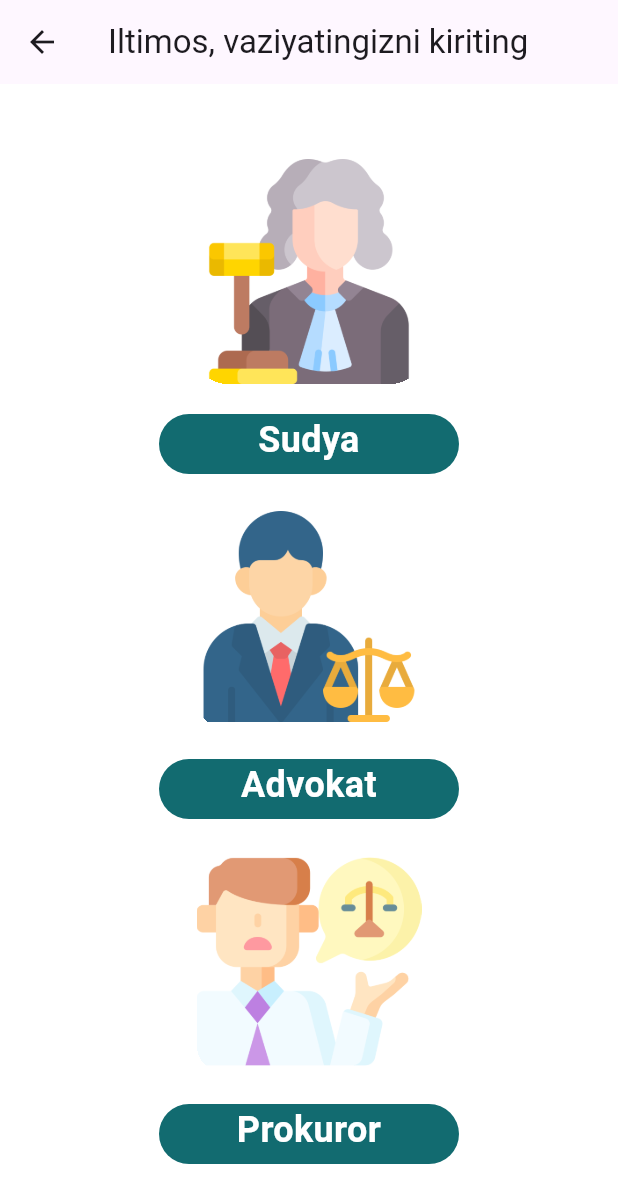
After one commit to Primberdiyev/Men-Fuqoro-AI-Winners, a Flutter app: the AttendSud screen opened by its route, on a phone screen of 412 x 824 dp. The commit adds this screen. Shown: the top 1203 px of the screen. Run offline on Flutter 3.47's test engine with Material 3 defaults, Android fonts, the phone set to English and light mode, and no system bars; our stand-ins replace cloud_firestore, firebase_core, flutter_svg, google_generative_ai, hive, hive_flutter; missing offline and left inert: string_similarity; accounts and stored records are empty; project files that could hold a hidden picture were left out.

Commit message:
problem of sud page is solved

```diff
--- /dev/null
+++ b/lib/features/main/pages/attend_sud.dart
@@ -0,0 +1,135 @@
+import 'package:flutter/material.dart';
+import 'package:men_fuqoro_ai/features/routes/route_names.dart';
+import 'package:men_fuqoro_ai/features/utils/app_colors.dart';
+import 'package:men_fuqoro_ai/features/utils/app_images.dart';
+
+class AttendSud extends StatelessWidget {
+  const AttendSud({super.key});
+
+  @override
+  Widget build(BuildContext context) {
+    return Scaffold(
+      appBar: AppBar(
+        title: Text('Iltimos, vaziyatingizni kiriting'),
+      ),
+      body: Center(
+        child: Column(
+          crossAxisAlignment: CrossAxisAlignment.center,
+          children: [
+            SizedBox(
+              height: 30,
+            ),
+            Container(
+              height: 150,
+              width: 150,
+              clipBehavior: Clip.hardEdge,
+              margin: EdgeInsets.symmetric(horizontal: 100, vertical: 20),
+              decoration: BoxDecoration(
+                borderRadius: BorderRadius.circular(20),
+              ),
+              child: Image.asset(
+                AppImages.judge,
+                fit: BoxFit.fill,
+                alignment: Alignment.center,
+              ),
+            ),
+            GestureDetector(
+              onTap: () {
+                Navigator.pushNamed(context, RouteNames.sud);
+              },
+              child: Container(
+                height: 40,
+                width: 200,
+                decoration: BoxDecoration(
+                  color: AppColors.mainColor,
+                  borderRadius: BorderRadius.circular(20),
+                ),
+                child: Text(
+                  'Sudya',
+                  textAlign: TextAlign.center,
+                  style: TextStyle(
+                      fontSize: 24,
+                      fontWeight: FontWeight.bold,
+                      color: AppColors.white),
+                ),
+              ),
+            ),
+            Container(
+              height: 150,
+              width: 150,
+              clipBehavior: Clip.hardEdge,
+              margin: EdgeInsets.symmetric(horizontal: 100, vertical: 20),
+              decoration: BoxDecoration(
+                borderRadius: BorderRadius.circular(20),
+              ),
+              child: Image.asset(
+                AppImages.oqlovchi,
+                fit: BoxFit.fill,
+                alignment: Alignment.center,
+              ),
+            ),
+            GestureDetector(
+              onTap: () {
+                Navigator.pushNamed(context, RouteNames.sud);
+              },
+              child: Container(
+                height: 40,
+                width: 200,
+                decoration: BoxDecoration(
+                    color: AppColors.mainColor,
+                    borderRadius: BorderRadius.circular(20)),
+                child: GestureDetector(
+                  onTap: () {
+                    Navigator.pushNamed(context, RouteNames.sud);
+                  },
+                  child: Text(
+                    'Advokat',
+                    textAlign: TextAlign.center,
+                    style: TextStyle(
+                        fontSize: 24,
+                        fontWeight: FontWeight.bold,
+                        color: AppColors.white),
+                  ),
+                ),
+              ),
+            ),
+            Container(
+              height: 150,
+              width: 150,
+              clipBehavior: Clip.hardEdge,
+              margin: EdgeInsets.symmetric(horizontal: 100, vertical: 20),
+              decoration: BoxDecoration(
+                borderRadius: BorderRadius.circular(20),
+              ),
+              child: Image.asset(
+                AppImages.qoralovchi,
+                fit: BoxFit.fill,
+                alignment: Alignment.center,
+              ),
+            ),
+            Container(
+              height: 40,
+              width: 200,
+              decoration: BoxDecoration(
+                  color: AppColors.mainColor,
+                  borderRadius: BorderRadius.circular(20)),
+              child: InkWell(
+                onTap: () {
+                  Navigator.pushNamed(context, RouteNames.sud);
+                },
+                child: Text(
+                  'Prokuror',
+                  textAlign: TextAlign.center,
+                  style: TextStyle(
+                      fontSize: 24,
+                      fontWeight: FontWeight.bold,
+                      color: AppColors.white),
+                ),
+              ),
+            ),
+          ],
+        ),
+      ),
+    );
+  }
+}
--- a/lib/features/main/pages/chat_page.dart
+++ b/lib/features/main/pages/chat_page.dart
@@ -97,7 +97,7 @@ class _ChatPageState extends State<ChatPage> {
                           result.add(law);
                         }
                         _controller.clear();
-                        // });
+
                         Future.delayed(Duration(seconds: 5));
                         provider.sendAnswer(
                           answer: result,
--- a/lib/features/main/pages/home_page.dart
+++ b/lib/features/main/pages/home_page.dart
@@ -91,7 +91,7 @@ class _HomePageState extends State<HomePage> {
           children: [
             TextButton(
               onPressed: () {
-                Navigator.pushNamed(context, RouteNames.sud);
+                Navigator.pushNamed(context, RouteNames.attendSud);
               },
               child: Text(
                 AppTexts.sud,
--- a/lib/features/main/pages/sud_page.dart
+++ b/lib/features/main/pages/sud_page.dart
@@ -1,4 +1,6 @@
 import 'package:flutter/material.dart';
+import 'package:men_fuqoro_ai/features/routes/route_names.dart';
+import 'package:men_fuqoro_ai/features/utils/app_colors.dart';
 import 'package:men_fuqoro_ai/features/utils/app_images.dart';
 
 class SudPage extends StatelessWidget {
@@ -60,13 +62,14 @@ class SudPage extends StatelessWidget {
         ),
         floatingActionButtonLocation: FloatingActionButtonLocation.centerFloat,
         floatingActionButton: FloatingActionButton(
+          onPressed: () {},
+          child: SizedBox(
+            height: 30,
+            width: 30,
             child: Image.asset(
               AppImages.microphone,
-          height: 30,
-          width: 30,
             ),
-        onPressed: () {},
           ),
-    );
+        ));
   }
 }
--- a/lib/features/routes/app_routes.dart
+++ b/lib/features/routes/app_routes.dart
@@ -1,6 +1,7 @@
 import 'package:flutter/material.dart';
 import 'package:men_fuqoro_ai/features/introduction/intro_page.dart';
 import 'package:men_fuqoro_ai/features/main/pages/advokatlar_page.dart';
+import 'package:men_fuqoro_ai/features/main/pages/attend_sud.dart';
 import 'package:men_fuqoro_ai/features/main/pages/chat_page.dart';
 import 'package:men_fuqoro_ai/features/main/pages/do_task_page.dart';
 import 'package:men_fuqoro_ai/features/main/pages/home_page.dart';
@@ -36,6 +37,8 @@ Route generateRoute(RouteSettings settings) {
       );
     case RouteNames.sud:
       return MaterialPageRoute(builder: (_) => SudPage());
+    case RouteNames.attendSud:
+      return MaterialPageRoute(builder: (_) => AttendSud());
   }
   return MaterialPageRoute(
     builder: (_) => IntroPage(),
--- a/lib/features/routes/route_names.dart
+++ b/lib/features/routes/route_names.dart
@@ -6,4 +6,5 @@ class RouteNames {
   static const rating = '/rating';
   static const sud = '/sud';
   static const lawyers = '/lawyers';
+  static const attendSud = 'attendsud';
 }
--- a/lib/features/utils/app_images.dart
+++ b/lib/features/utils/app_images.dart
@@ -8,4 +8,8 @@ class AppImages {
   static const main = 'assets/images/main.png';
   static const courtroom = 'assets/images/courtroom.png';
   static const microphone = 'assets/images/microphone.png';
+  static const lawyerN = 'assets/images/lawyer.jpg';
+  static const judge = 'assets/images/judge.jpg';
+  static const oqlovchi = 'assets/images/oqlovchi.png';
+  static const qoralovchi = 'assets/images/qoralovchi.png';
 }
```
Also changed, not shown: assets/images/judge.jpg (added), assets/images/lawyer.jpg (added), assets/images/main.png, assets/images/oqlovchi.png (added), assets/images/qoralovchi.png (added). Lines whose indentation alone changed are shown as unchanged.
